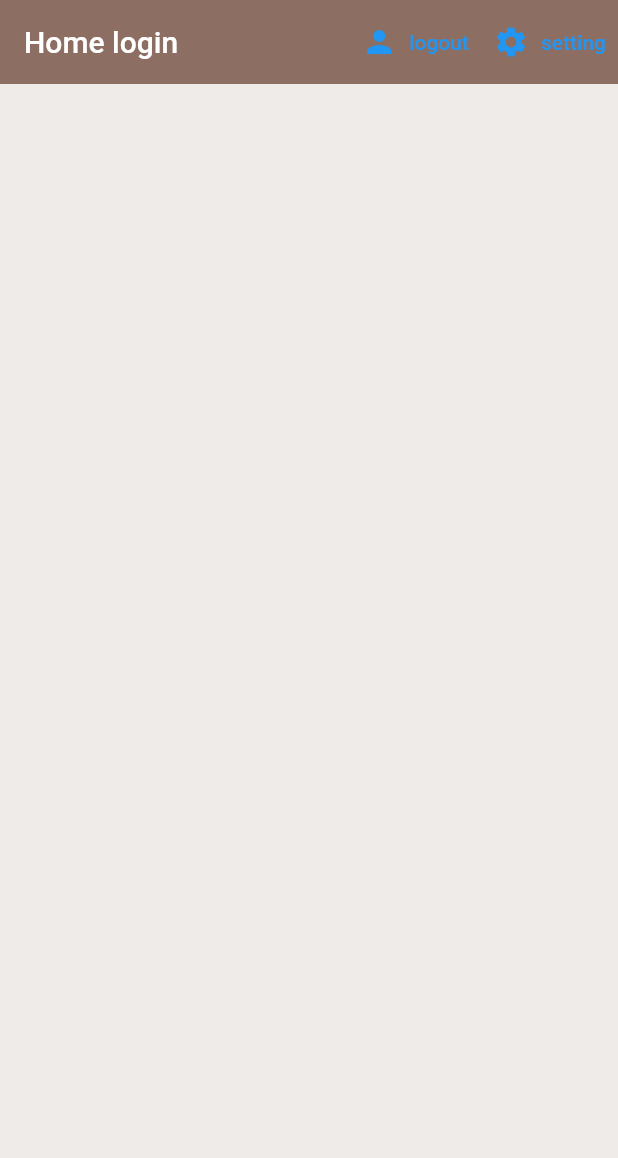
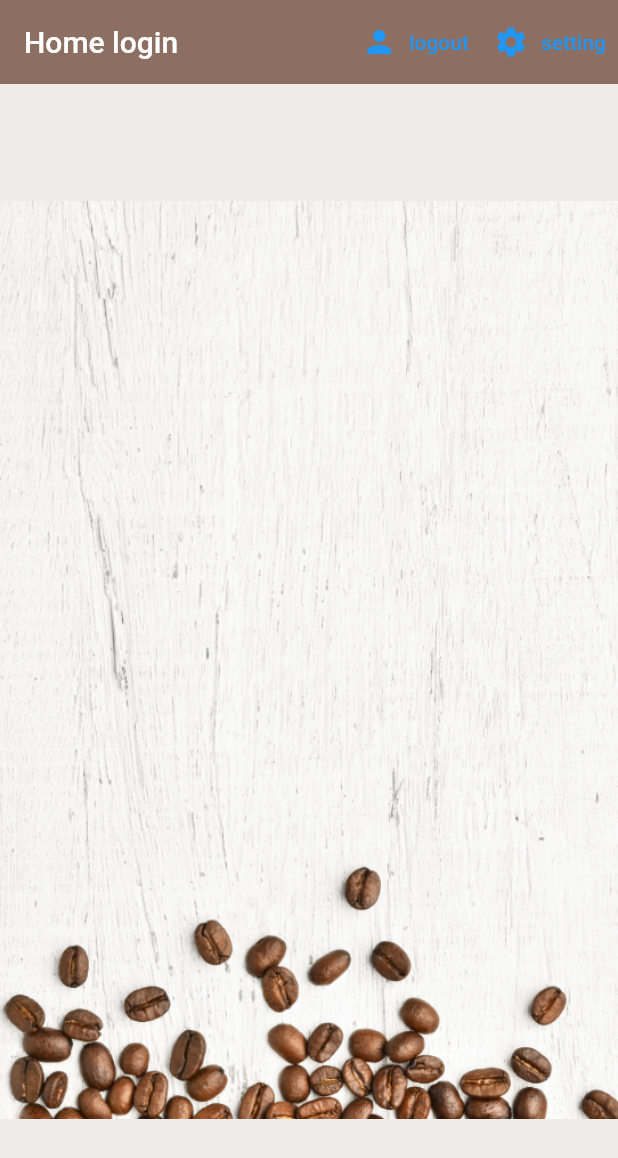
Before and after one commit to Cong-The/firebase_login, a Flutter app: the screen it shows once a user with an empty profile is signed in, on a phone screen of 412 x 824 dp. Shown: the top 1158 px of the screen. Run offline on Flutter 3.47's test engine with Material 2 defaults, Android fonts, the phone set to English and light mode, and no system bars; our stand-ins replace cloud_firestore, firebase_auth, firebase_core, flutter_spinkit; accounts and stored records are empty.

Commit message:
Final login

```diff
--- a/lib/screens/home/demo_list.dart
+++ b/lib/screens/home/demo_list.dart
@@ -14,7 +14,7 @@ class DemoList extends StatefulWidget {
 class _DemoListState extends State<DemoList> {
   @override
   Widget build(BuildContext context) {
-    final demos = Provider.of<List<Demo>>(context);
+    final demos = Provider.of<List<Demo>>(context); // ?? [];
 
     return ListView.builder(
       itemCount: demos.length,
--- a/lib/screens/home/demo_tile.dart
+++ b/lib/screens/home/demo_tile.dart
@@ -15,6 +15,7 @@ class DemoTile extends StatelessWidget {
             leading: CircleAvatar(
               radius: 25,
               backgroundColor: Colors.brown[demo.strength],
+              backgroundImage: const AssetImage('assets/icon.png'),
             ),
             title: Text(demo.name),
             subtitle: Text('take ${demo.sugars} sugar(s)'),
--- a/lib/screens/home/home.dart
+++ b/lib/screens/home/home.dart
@@ -39,7 +39,11 @@ class Home extends StatelessWidget {
                 }),
           ],
         ),
-        body: const DemoList(),
+        body: Container(
+            decoration: const BoxDecoration(
+                image:
+                    DecorationImage(image: AssetImage('assets/coffee_bg.png'))),
+            child: const DemoList()),
       ),
     );
   }
--- a/pubspec.yaml
+++ b/pubspec.yaml
@@ -64,9 +64,9 @@ flutter:
   uses-material-design: true
 
   # To add assets to your application, add an assets section, like this:
-  # assets:
-  #   - images/a_dot_burr.jpeg
-  #   - images/a_dot_ham.jpeg
+  assets:
+    - assets/
+
 
   # An image asset can refer to one or more resolution-specific "variants", see
   # https://flutter.dev/assets-and-images/#resolution-aware.
```
Also changed, not shown: lib/screens/home/setting_form.dart (+7 -3 lines), assets/coffee_bg.png (added), assets/coffee_icon.png (added), 1 other file.
